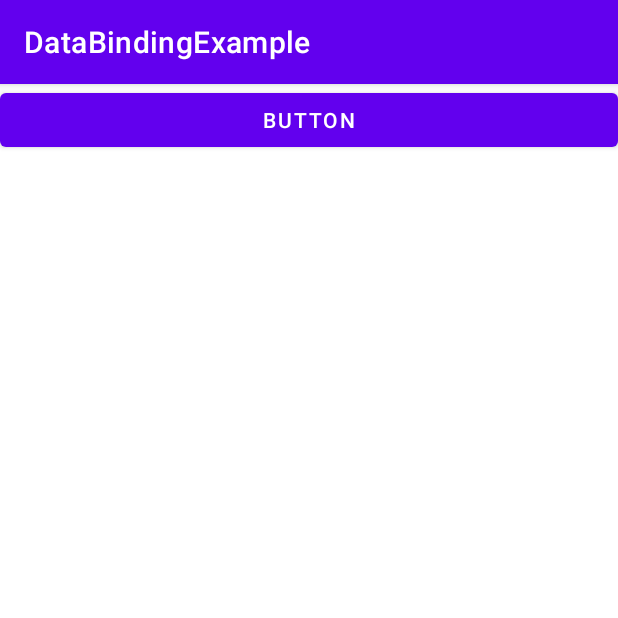
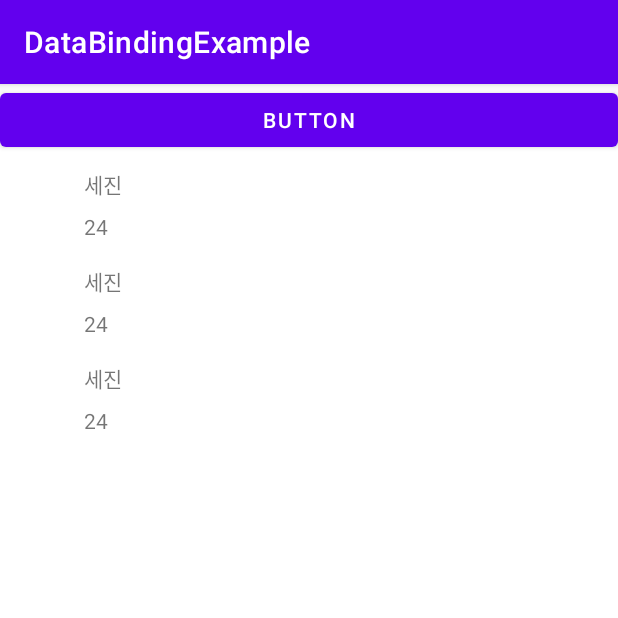
Before and after one commit to BraveSejin/DataBinding_example, an Android app: the screen it shows after launch (MainActivity), on a phone screen of 412 x 824 dp, the top half of it. Run offline under Robolectric (Android 15) with nearby library versions, the phone set to English and light mode, and no system bars; our stand-ins replace CircleImageView, data binding; 2 statements that could not run were skipped.

Commit message:
데이터바인딩용 데이터타입, 리사이클러뷰 아이템, 뷰홀더,어댑터 생성, 연결

```diff
--- a/app/build.gradle
+++ b/app/build.gradle
@@ -37,6 +37,7 @@ dependencies {
     implementation 'com.google.android.material:material:1.2.1'
     implementation 'androidx.constraintlayout:constraintlayout:2.0.4'
     implementation 'androidx.recyclerview:recyclerview:1.1.0'
+    implementation 'de.hdodenhof:circleimageview:3.1.0'
     testImplementation 'junit:junit:4.+'
     androidTestImplementation 'androidx.test.ext:junit:1.1.2'
     androidTestImplementation 'androidx.test.espresso:espresso-core:3.3.0'
--- a/app/src/main/java/com/bravesejin/databindingexample/MainActivity.java
+++ b/app/src/main/java/com/bravesejin/databindingexample/MainActivity.java
@@ -2,6 +2,7 @@ package com.bravesejin.databindingexample;
 
 import androidx.appcompat.app.AppCompatActivity;
 import androidx.databinding.DataBindingUtil;
+import androidx.recyclerview.widget.LinearLayoutManager;
 
 import android.os.Bundle;
 import android.view.View;
@@ -23,6 +24,8 @@ public class MainActivity extends AppCompatActivity {
         //xml의 activity 변수를 이 액티비티로 하겠다는 말. 즉, activity 변수는 함수나 변수를 참조할 수 있다.
         //setActivity() 함수는 xml에 activity라는 변수를 만들었기 때문에 자동생성.
         binding.setActivity(this);
+        binding.rcContent.setAdapter(new UserAdapter());
+        binding.rcContent.setLayoutManager(new LinearLayoutManager(this));
 
     }
     //클릭이벤트 콜백은 xml에 등록한다.
--- /dev/null
+++ b/app/src/main/java/com/bravesejin/databindingexample/User.java
@@ -0,0 +1,24 @@
+package com.bravesejin.databindingexample;
+
+public class User {
+    private String name, imageUrl;
+    private int age;
+
+    public User(String name, String imageUrl, int age) {
+        this.name = name;
+        this.imageUrl = imageUrl;
+        this.age = age;
+    }
+
+    public String getName() {
+        return name;
+    }
+
+    public String getImageUrl() {
+        return imageUrl;
+    }
+
+    public int getAge() {
+        return age;
+    }
+}
--- /dev/null
+++ b/app/src/main/java/com/bravesejin/databindingexample/UserAdapter.java
@@ -0,0 +1,40 @@
+package com.bravesejin.databindingexample;
+
+import android.view.LayoutInflater;
+import android.view.View;
+import android.view.ViewGroup;
+
+import androidx.annotation.NonNull;
+import androidx.recyclerview.widget.RecyclerView;
+
+import java.util.ArrayList;
+
+public class UserAdapter extends RecyclerView.Adapter<UserViewHolder> {
+    private ArrayList<User> users;
+    public UserAdapter() {
+        users = new ArrayList<User>();
+        users.add(new User("세진","",24));
+        users.add(new User("세진","",24));
+        users.add(new User("세진","",24));
+    }
+
+    @NonNull
+    @Override
+
+    public UserViewHolder onCreateViewHolder(@NonNull ViewGroup parent, int viewType) {
+        View v = LayoutInflater.from(parent.getContext()).inflate(R.layout.item_user, parent, false);
+        return new UserViewHolder(v);
+    }
+
+    @Override
+    public void onBindViewHolder(@NonNull UserViewHolder holder, int position) {
+        User user = users.get(position);
+        holder.binding.setUser(user);
+    }
+
+
+    @Override
+    public int getItemCount() {
+        return users.size();
+    }
+}
--- /dev/null
+++ b/app/src/main/java/com/bravesejin/databindingexample/UserViewHolder.java
@@ -0,0 +1,19 @@
+package com.bravesejin.databindingexample;
+
+import android.view.View;
+
+import androidx.annotation.NonNull;
+import androidx.databinding.DataBindingUtil;
+import androidx.recyclerview.widget.RecyclerView;
+
+import com.bravesejin.databindingexample.databinding.ItemUserBinding;
+
+public class UserViewHolder extends RecyclerView.ViewHolder {
+
+    ItemUserBinding binding;
+
+    public UserViewHolder(@NonNull View itemView) {
+        super(itemView);
+        binding= DataBindingUtil.bind(itemView);
+    }
+}
--- /dev/null
+++ b/app/src/main/res/layout/item_user.xml
@@ -0,0 +1,42 @@
+<?xml version="1.0" encoding="utf-8"?>
+
+<layout>
+    <data>
+        <variable
+            name="user"
+            type="com.bravesejin.databindingexample.User" />
+    </data>
+
+    <LinearLayout xmlns:android="http://schemas.android.com/apk/res/android"
+        android:layout_width="match_parent"
+        android:layout_height="wrap_content"
+        android:gravity="center_vertical"
+        android:orientation="horizontal"
+        android:padding="8dp">
+
+        <de.hdodenhof.circleimageview.CircleImageView
+            android:id="@+id/ivProfile"
+            android:layout_width="40dp"
+            android:layout_height="40dp" />
+
+        <LinearLayout
+            android:layout_width="match_parent"
+            android:layout_height="wrap_content"
+            android:layout_marginLeft="8dp"
+            android:orientation="vertical">
+
+            <TextView
+                android:id="@+id/tvName"
+                android:text="@{user.getName()}"
+                android:layout_width="wrap_content"
+                android:layout_height="wrap_content" />
+
+            <TextView
+                android:id="@+id/tvAge"
+                android:text="@{Integer.toString(user.getAge())}"
+                android:layout_width="wrap_content"
+                android:layout_height="wrap_content"
+                android:layout_marginTop="8dp" />
+        </LinearLayout>
+    </LinearLayout>
+</layout>
```
